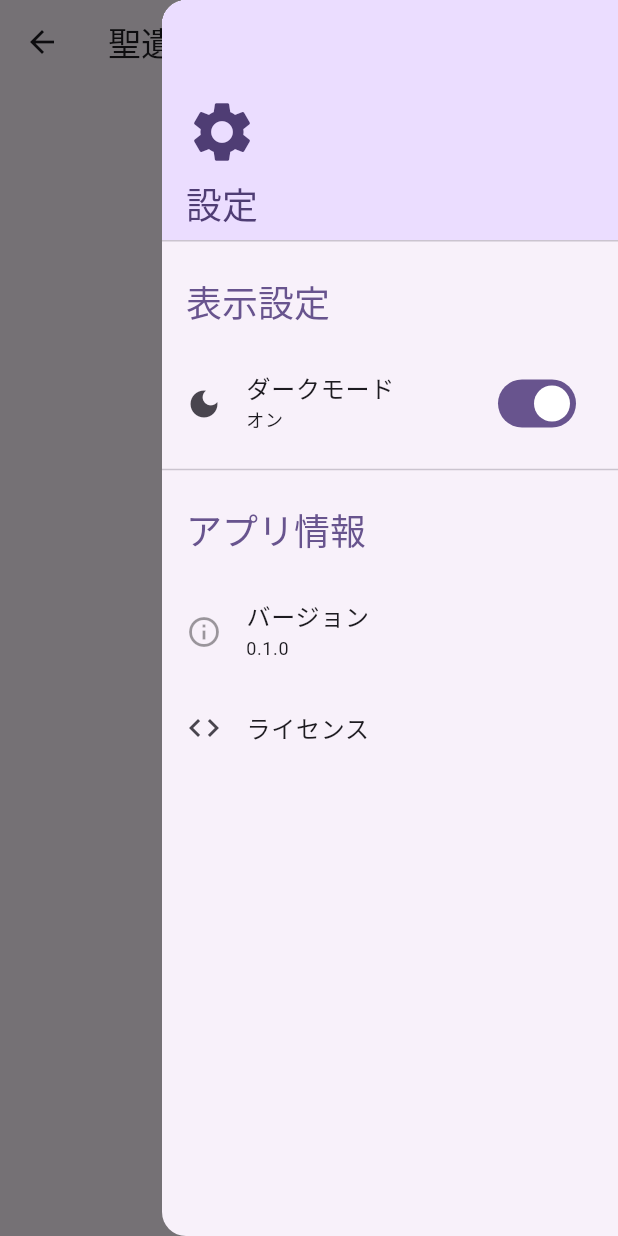
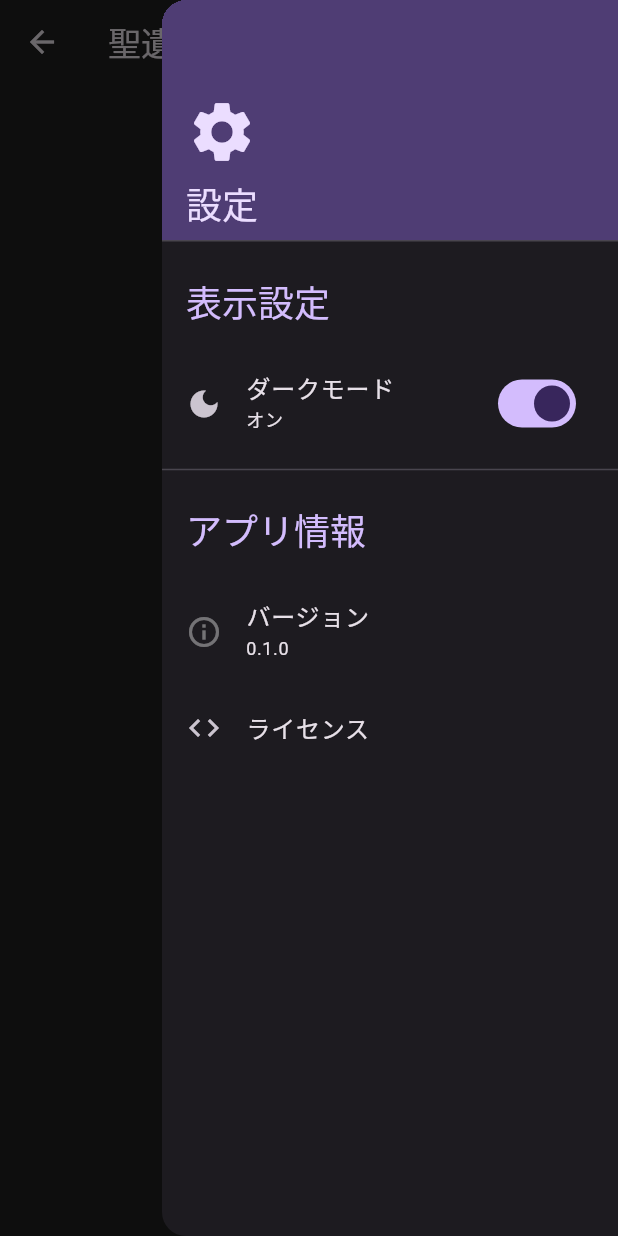
Before and after one commit to phitter-git/artifact-diagnoser, a Flutter app: the ReliquaryListScreen screen opened by its route, in the side drawer, after a tap on "ダークモード", on a phone screen of 412 x 824 dp. Run offline on Flutter 3.47's test engine with Material 3 defaults, Android fonts, the phone set to English and light mode, and no system bars; our stand-ins replace shared_preferences; accounts and stored records are empty; Roboto replaces fonts that are missing (GISDK); project files that could hold a hidden picture were left out.

Commit message:
ダークモードの追加

```diff
--- a/lib/main.dart
+++ b/lib/main.dart
@@ -1,25 +1,76 @@
 import 'package:flutter/material.dart';
 import 'package:home_screen/home_screen.dart';
 import 'package:reliquary_list_screen/reliquary_list_screen.dart';
+import 'package:artifact_diagnoser/src/services/theme_service.dart';
 
 /// アプリケーションのエントリーポイント
-void main() {
-  runApp(const MainApp());
+void main() async {
+  WidgetsFlutterBinding.ensureInitialized();
+  final themeService = ThemeService();
+  await themeService.initialize();
+  runApp(MainApp(themeService: themeService));
+}
+
+/// ThemeServiceを子Widgetに提供するInheritedWidget
+class ThemeServiceProvider extends InheritedWidget {
+  const ThemeServiceProvider({
+    required this.themeService,
+    required super.child,
+    super.key,
+  });
+
+  final ThemeService themeService;
+
+  static ThemeService of(BuildContext context) {
+    final provider = context
+        .dependOnInheritedWidgetOfExactType<ThemeServiceProvider>();
+    assert(provider != null, 'ThemeServiceProvider not found in context');
+    return provider!.themeService;
+  }
+
+  @override
+  bool updateShouldNotify(ThemeServiceProvider oldWidget) {
+    return themeService != oldWidget.themeService;
+  }
 }
 
 /// メインアプリケーション
 class MainApp extends StatelessWidget {
-  const MainApp({super.key});
+  const MainApp({required this.themeService, super.key});
+
+  final ThemeService themeService;
 
   @override
   Widget build(BuildContext context) {
+    return ThemeServiceProvider(
+      themeService: themeService,
+      child: ListenableBuilder(
+        listenable: themeService,
+        builder: (context, _) {
           return MaterialApp(
             debugShowCheckedModeBanner: false,
             title: '聖遺物診断機',
+            themeMode: themeService.themeMode,
             theme: ThemeData(
               useMaterial3: true,
               fontFamily: 'GISDK',
-        colorScheme: ColorScheme.fromSeed(seedColor: Colors.deepPurple),
+              colorScheme: ColorScheme.fromSeed(
+                seedColor: Colors.deepPurple,
+                brightness: Brightness.light,
+              ),
+            ),
+            darkTheme: ThemeData(
+              useMaterial3: true,
+              fontFamily: 'GISDK',
+              colorScheme:
+                  ColorScheme.fromSeed(
+                    seedColor: Colors.deepPurple,
+                    brightness: Brightness.dark,
+                  ).copyWith(
+                    surface: const Color(0xFF1E1E1E), // 暗いグレー
+                    background: const Color(0xFF1E1E1E),
+                  ),
+              scaffoldBackgroundColor: const Color(0xFF1E1E1E),
             ),
             initialRoute: '/',
             routes: {
@@ -27,5 +78,8 @@ class MainApp extends StatelessWidget {
               '/reliquary-list': (context) => const ReliquaryListScreen(),
             },
           );
+        },
+      ),
+    );
   }
 }
--- a/lib/src/components/settings_drawer.dart
+++ b/lib/src/components/settings_drawer.dart
@@ -1,18 +1,13 @@
 import 'package:flutter/material.dart';
+import 'package:artifact_diagnoser/src/services/theme_service.dart';
 
 /// 設定ドロワー（右側）
 ///
 /// アプリケーションの設定を行うための右側ドロワーです。
-class SettingsDrawer extends StatefulWidget {
-  const SettingsDrawer({super.key});
+class SettingsDrawer extends StatelessWidget {
+  const SettingsDrawer({required this.themeService, super.key});
 
-  @override
-  State<SettingsDrawer> createState() => _SettingsDrawerState();
-}
-
-class _SettingsDrawerState extends State<SettingsDrawer> {
-  // TODO: ダークモードの状態管理
-  bool _isDarkMode = false;
+  final ThemeService themeService;
 
   @override
   Widget build(BuildContext context) {
@@ -57,19 +52,36 @@ class _SettingsDrawerState extends State<SettingsDrawer> {
           ),
 
           // ダークモード切り替え
-          SwitchListTile(
-            secondary: Icon(_isDarkMode ? Icons.dark_mode : Icons.light_mode),
-            title: Text('ダークモード', style: Theme.of(context).textTheme.bodyLarge),
-            subtitle: Text(
-              _isDarkMode ? 'オン' : 'オフ',
-              style: Theme.of(context).textTheme.bodySmall,
-            ),
-            value: _isDarkMode,
-            onChanged: (value) {
-              setState(() {
-                _isDarkMode = value;
-              });
-              // TODO: ThemeMode変更処理
+          ListenableBuilder(
+            listenable: themeService,
+            builder: (context, _) {
+              // ThemeMode.systemの場合、MediaQueryからシステム設定を取得
+              bool isDarkMode;
+              if (themeService.themeMode == ThemeMode.system) {
+                isDarkMode =
+                    MediaQuery.of(context).platformBrightness ==
+                    Brightness.dark;
+              } else {
+                isDarkMode = themeService.isDarkMode;
+              }
+
+              return SwitchListTile(
+                secondary: Icon(
+                  isDarkMode ? Icons.dark_mode : Icons.light_mode,
+                ),
+                title: Text(
+                  'ダークモード',
+                  style: Theme.of(context).textTheme.bodyLarge,
+                ),
+                subtitle: Text(
+                  isDarkMode ? 'オン' : 'オフ',
+                  style: Theme.of(context).textTheme.bodySmall,
+                ),
+                value: isDarkMode,
+                onChanged: (value) {
+                  themeService.toggleDarkMode(value);
+                },
+              );
             },
           ),
 
--- a/lib/src/screens/home_screen/lib/home_screen.dart
+++ b/lib/src/screens/home_screen/lib/home_screen.dart
@@ -1,6 +1,7 @@
 import 'package:flutter/material.dart';
 import 'package:artifact_diagnoser/src/services/user_data_service.dart';
 import 'package:artifact_diagnoser/src/components/settings_drawer.dart';
+import 'package:artifact_diagnoser/main.dart';
 
 /// ホーム画面（UID入力）
 ///
@@ -109,7 +110,7 @@ class _HomeScreenState extends State<HomeScreen> {
           ),
         ],
       ),
-      endDrawer: const SettingsDrawer(),
+      endDrawer: SettingsDrawer(themeService: ThemeServiceProvider.of(context)),
       body: Center(
         child: ConstrainedBox(
           constraints: const BoxConstraints(maxWidth: 600),
--- a/lib/src/screens/reliquary_list_screen/lib/reliquary_list_screen.dart
+++ b/lib/src/screens/reliquary_list_screen/lib/reliquary_list_screen.dart
@@ -8,6 +8,7 @@ import 'package:artifact_diagnoser/src/services/reliquary_analysis_service.dart'
 import 'package:artifact_diagnoser/src/components/reliquary_card_view.dart';
 import 'package:artifact_diagnoser/src/components/settings_drawer.dart';
 import 'package:artifact_diagnoser/src/screens/reliquary_detail_screen/lib/reliquary_detail_screen.dart';
+import 'package:artifact_diagnoser/main.dart';
 
 /// 聖遺物一覧画面
 ///
@@ -147,7 +148,7 @@ class _ReliquaryListScreenState extends State<ReliquaryListScreen> {
           ),
         ],
       ),
-      endDrawer: const SettingsDrawer(),
+      endDrawer: SettingsDrawer(themeService: ThemeServiceProvider.of(context)),
       body: _isLoading
           ? const Center(child: CircularProgressIndicator())
           : _summaries.isEmpty
@@ -172,38 +173,20 @@ class _ReliquaryListScreenState extends State<ReliquaryListScreen> {
             )
           : Column(
               children: [
-                // 聖遺物件数表示
+                // スコア計算対象のステータス選択（固定）
                 Container(
                   width: double.infinity,
                   padding: const EdgeInsets.symmetric(
                     horizontal: 16,
                     vertical: 12,
                   ),
-                  color: Colors.grey[100],
-                  child: Text(
-                    'n個の聖遺物データが登録されています'.replaceFirst(
-                      'n',
-                      _summaries.length.toString(),
-                    ),
-                    style: Theme.of(context).textTheme.bodyLarge?.copyWith(
-                      color: Theme.of(context).textTheme.bodyMedium?.color,
-                    ),
-                  ),
-                ),
-                // スコア計算対象のステータス選択
-                Container(
-                  width: double.infinity,
-                  padding: const EdgeInsets.symmetric(
-                    horizontal: 16,
-                    vertical: 12,
-                  ),
-                  color: Colors.white,
+                  color: Theme.of(context).cardColor,
                   child: Column(
                     crossAxisAlignment: CrossAxisAlignment.start,
                     children: [
                       Text(
                         'スコア計算対象',
-                        style: Theme.of(context).textTheme.titleMedium,
+                        style: Theme.of(context).textTheme.titleSmall,
                       ),
                       const SizedBox(height: 8),
                       Wrap(
@@ -244,18 +227,50 @@ class _ReliquaryListScreenState extends State<ReliquaryListScreen> {
                     ],
                   ),
                 ),
+                // 聖遺物件数と一覧（スクロール可能）
+                Expanded(
+                  child: CustomScrollView(
+                    slivers: [
+                      // 聖遺物件数表示
+                      SliverToBoxAdapter(
+                        child: Container(
+                          width: double.infinity,
+                          padding: const EdgeInsets.symmetric(
+                            horizontal: 16,
+                            vertical: 12,
+                          ),
+                          color: Theme.of(
+                            context,
+                          ).colorScheme.surfaceContainerHighest,
+                          child: Text(
+                            'n個の聖遺物データが登録されています'.replaceFirst(
+                              'n',
+                              _summaries.length.toString(),
+                            ),
+                            style: Theme.of(context).textTheme.bodyLarge
+                                ?.copyWith(
+                                  color: Theme.of(
+                                    context,
+                                  ).textTheme.bodyMedium?.color,
+                                ),
+                          ),
+                        ),
+                      ),
                       // 聖遺物グリッド
-                Expanded(
-                  child: GridView.builder(
+                      SliverPadding(
                         padding: const EdgeInsets.all(16),
-                    gridDelegate: SliverGridDelegateWithFixedCrossAxisCount(
+                        sliver: SliverGrid(
+                          gridDelegate:
+                              SliverGridDelegateWithFixedCrossAxisCount(
                                 crossAxisCount: crossAxisCount,
                                 crossAxisSpacing: 16,
                                 mainAxisSpacing: 16,
-                      mainAxisExtent: 360, // カードの高さを400pxに拡大（スコア表示分を追加）
+                                mainAxisExtent: 360,
                               ),
-                    itemCount: _summaries.length,
-                    itemBuilder: (context, index) {
+                          delegate: SliverChildBuilderDelegate((
+                            context,
+                            index,
+                          ) {
                             final summary = _summaries[index];
                             return ReliquaryCardView(
                               summary: summary,
@@ -273,7 +288,10 @@ class _ReliquaryListScreenState extends State<ReliquaryListScreen> {
                                 );
                               },
                             );
-                    },
+                          }, childCount: _summaries.length),
+                        ),
+                      ),
+                    ],
                   ),
                 ),
               ],
--- /dev/null
+++ b/lib/src/services/theme_service.dart
@@ -0,0 +1,52 @@
+import 'package:flutter/material.dart';
+import 'package:shared_preferences/shared_preferences.dart';
+
+/// テーマモード管理サービス
+///
+/// ダークモード/ライトモードの設定を管理します。
+class ThemeService extends ChangeNotifier {
+  static const String _themeModeKey = 'theme_mode';
+  ThemeMode _themeMode = ThemeMode.system;
+
+  ThemeMode get themeMode => _themeMode;
+
+  /// ダークモードが有効か（ThemeMode.systemの場合はシステム設定を参照）
+  bool get isDarkMode {
+    if (_themeMode == ThemeMode.dark) return true;
+    if (_themeMode == ThemeMode.light) return false;
+    // ThemeMode.systemの場合、実際にUI上ではダークモードになっている可能性がある
+    // ここでは単純にfalseを返す（ユーザーが明示的に設定していないため）
+    return false;
+  }
+
+  /// 初期化（保存されたテーマモードを読み込み）
+  Future<void> initialize() async {
+    final prefs = await SharedPreferences.getInstance();
+    final savedMode = prefs.getString(_themeModeKey);
+
+    if (savedMode != null) {
+      _themeMode = ThemeMode.values.firstWhere(
+        (mode) => mode.name == savedMode,
+        orElse: () => ThemeMode.system,
+      );
+    } else {
+      // 初回訪問時はシステム設定に従う（デフォルトはThemeMode.system）
+      _themeMode = ThemeMode.system;
+    }
+    notifyListeners();
+  }
+
+  /// テーマモードを変更
+  Future<void> setThemeMode(ThemeMode mode) async {
+    _themeMode = mode;
+    notifyListeners();
+
+    final prefs = await SharedPreferences.getInstance();
+    await prefs.setString(_themeModeKey, mode.name);
+  }
+
+  /// ダークモードのON/OFF切り替え
+  Future<void> toggleDarkMode(bool isDark) async {
+    await setThemeMode(isDark ? ThemeMode.dark : ThemeMode.light);
+  }
+}
--- a/pubspec.yaml
+++ b/pubspec.yaml
@@ -10,6 +10,7 @@ dependencies:
   flutter:
     sdk: flutter
   http: ^1.2.0
+  shared_preferences: ^2.3.3
   home_screen:
     path: lib/src/screens/home_screen
   reliquary_list_screen:
```
Also changed, not shown: lib/src/components/reliquary_card_view.dart (+6 -4 lines), lib/src/components/reliquary_summary_view.dart (+4 -4 lines), lib/src/components/substat_detail_view.dart (+7 -3 lines), lib/src/screens/reliquary_detail_screen/lib/rebuild_simulator_view.dart (+35 -41 lines), lib/src/screens/reliquary_detail_screen/lib/reliquary_detail_screen.dart (+3 -8 lines), pubspec.lock. Lines whose indentation alone changed are shown as unchanged.
